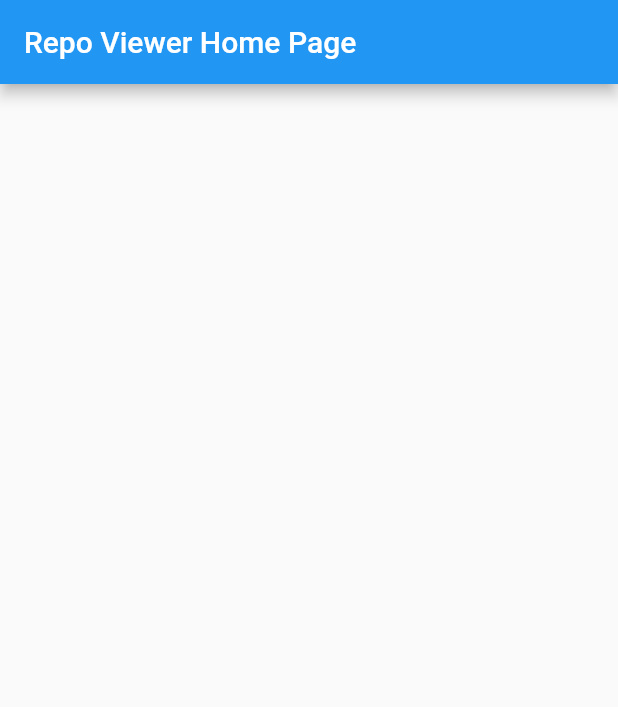
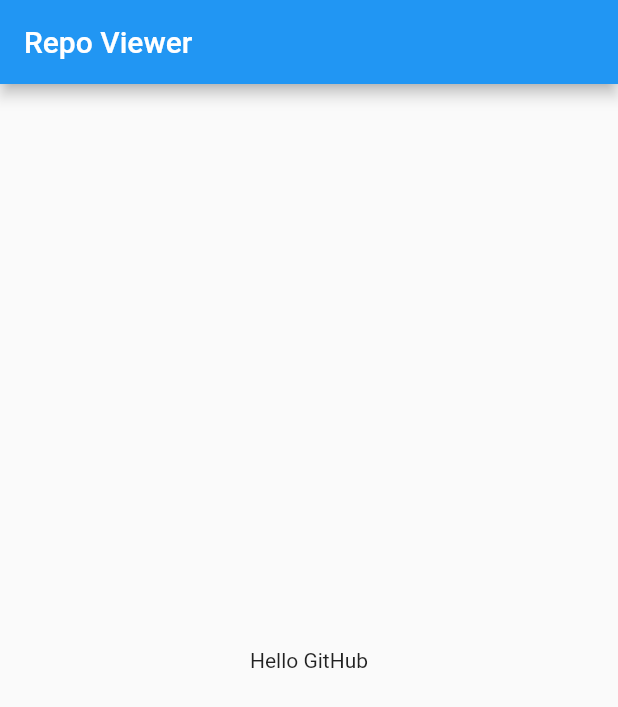
Before and after one commit to vibhakarsarswat/old_repo_viewer, a Flutter app: the screen it shows after launch, on a phone screen of 412 x 824 dp. Shown: the top 707 px of the screen. Run offline on Flutter 3.47's test engine with Material 2 defaults, Android fonts, the phone set to English and light mode, and no system bars.

Commit message:
Refactored 'main.dart'

```diff
--- a/lib/main.dart
+++ b/lib/main.dart
@@ -1,37 +1,21 @@
 import 'package:flutter/material.dart';
 
-void main() {
-  runApp(const MyApp());
-}
+void main() => runApp(const RepoViewer());
 
-class MyApp extends StatelessWidget {
-  const MyApp({Key? key}) : super(key: key);
+class RepoViewer extends StatelessWidget {
+  const RepoViewer({Key? key}) : super(key: key);
 
   @override
   Widget build(BuildContext context) {
     return MaterialApp(
-      title: 'Repo Viewer',
+      title: 'RepoViewer',
       theme: ThemeData(primarySwatch: Colors.blue),
-      home: const MyHomePage(title: 'Repo Viewer Home Page'),
+      home: Scaffold(
+        appBar: AppBar(title: const Text('Repo Viewer')),
+        body: const Center(
+          child: Text('Hello GitHub'),
+        ),
+      ),
     );
   }
 }
-
-class MyHomePage extends StatefulWidget {
-  const MyHomePage({Key? key, required this.title}) : super(key: key);
-
-  final String title;
-
-  @override
-  State<MyHomePage> createState() => _MyHomePageState();
-}
-
-class _MyHomePageState extends State<MyHomePage> {
-  @override
-  Widget build(BuildContext context) {
-    return Scaffold(
-      appBar: AppBar(title: Text(widget.title)),
-      body: Container(),
-    );
-  }
-}
```
